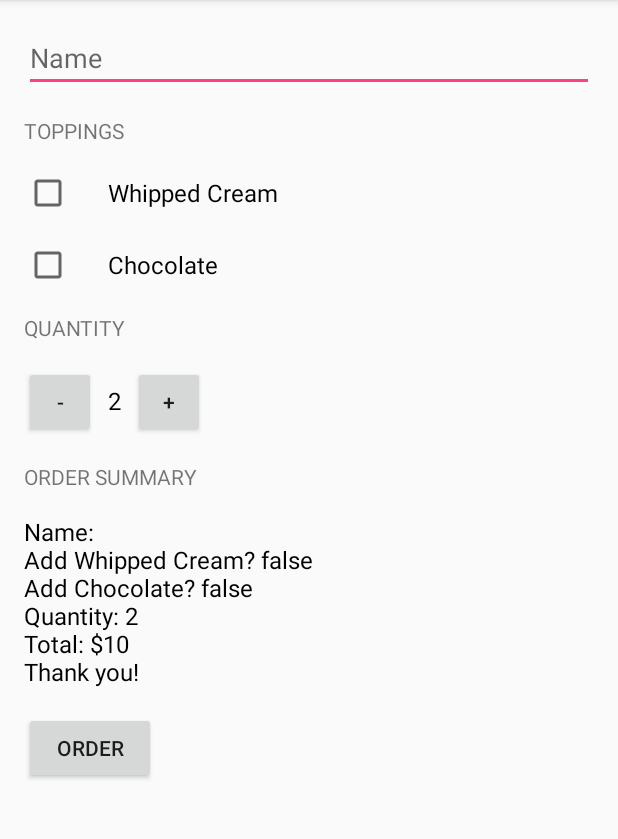
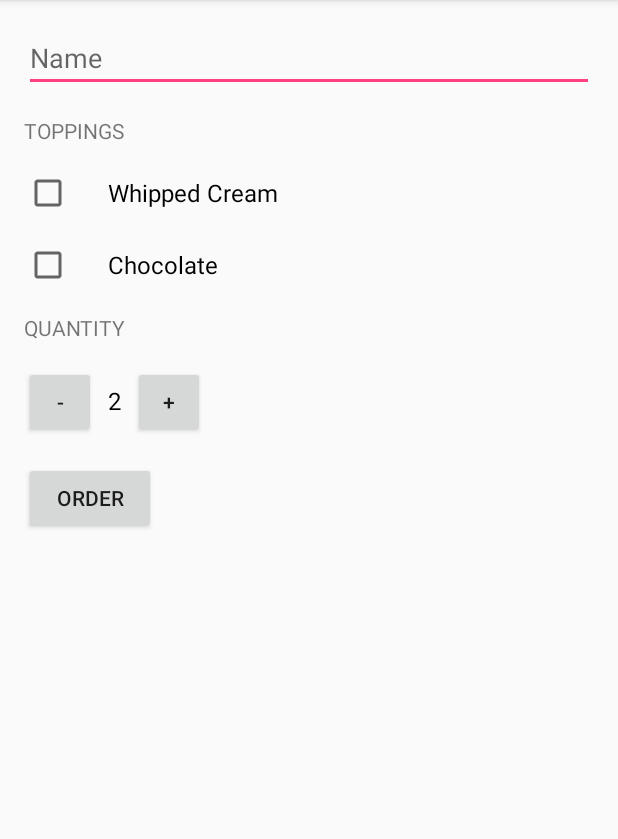
Before and after one commit to ZhourgiePorgie/Android, an Android app: the screen it shows after launch (MainActivity), after a tap on "ORDER", on a phone screen of 412 x 824 dp, the part 84-923 px from its top. Run offline under Robolectric (Android 15) with nearby library versions, the phone set to English and light mode, and no system bars.

```diff
--- a/JustJava/app/src/main/java/com/example/android/justjava/MainActivity.java
+++ b/JustJava/app/src/main/java/com/example/android/justjava/MainActivity.java
@@ -8,6 +8,8 @@
 
 package com.example.android.justjava;
 
+import android.content.Intent;
+import android.net.Uri;
 import android.os.Bundle;
 import android.support.v7.app.AppCompatActivity;
 import android.view.View;
@@ -46,7 +48,14 @@ public class MainActivity extends AppCompatActivity {
 
         int price = calculatePrice(quantity, 5);
         String priceMessage = createOrderSummary(name, price, hasWhippedCream, hasChocolate);
-        displayMessage(priceMessage);
+
+        Intent intent = new Intent(Intent.ACTION_SENDTO);
+        intent.setData(Uri.parse("mailto:"));
+        intent.putExtra(Intent.EXTRA_SUBJECT, "Just Java order for " + name);
+        intent.putExtra(Intent.EXTRA_TEXT, priceMessage);
+        if (intent.resolveActivity(getPackageManager()) != null) {
+            startActivity(intent);
+        }
     }
 
     /**
@@ -86,14 +95,6 @@ public class MainActivity extends AppCompatActivity {
     }
 
     /**
-     * This method displays the given text on the screen.
-     */
-    private void displayMessage(String message) {
-        TextView orderSummaryTextView = (TextView) findViewById(R.id.order_summary_text_view);
-        orderSummaryTextView.setText(message);
-    }
-
-    /**
      * This method calculates the price of the order.
      *
      * @param quantity amount of coffee
--- a/JustJava/app/src/main/res/layout/activity_main.xml
+++ b/JustJava/app/src/main/res/layout/activity_main.xml
@@ -80,22 +80,6 @@
 
         </LinearLayout>
 
-        <TextView
-            android:layout_width="wrap_content"
-            android:layout_height="wrap_content"
-            android:layout_marginBottom="16dp"
-            android:layout_marginTop="16dp"
-            android:text="Order Summary"
-            android:textAllCaps="true" />
-
-        <TextView
-            android:id="@+id/order_summary_text_view"
-            android:layout_width="wrap_content"
-            android:layout_height="wrap_content"
-            android:text="$10"
-            android:textColor="@android:color/black"
-            android:textSize="16sp" />
-
         <Button
             android:layout_width="wrap_content"
             android:layout_height="wrap_content"
```
